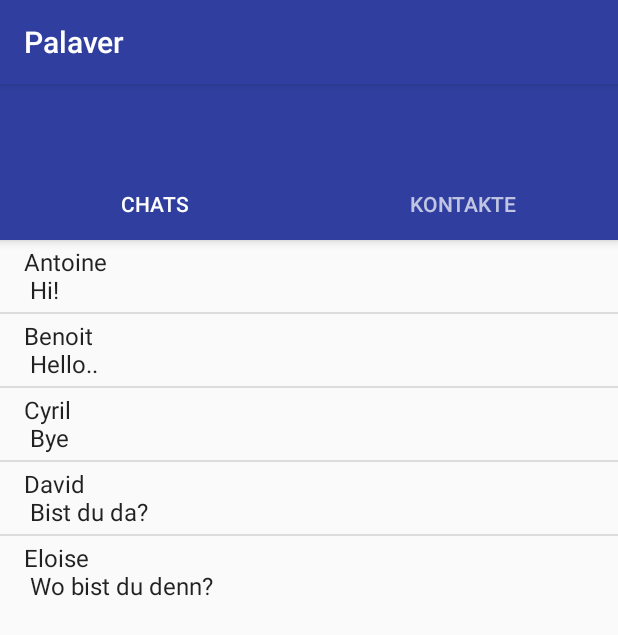
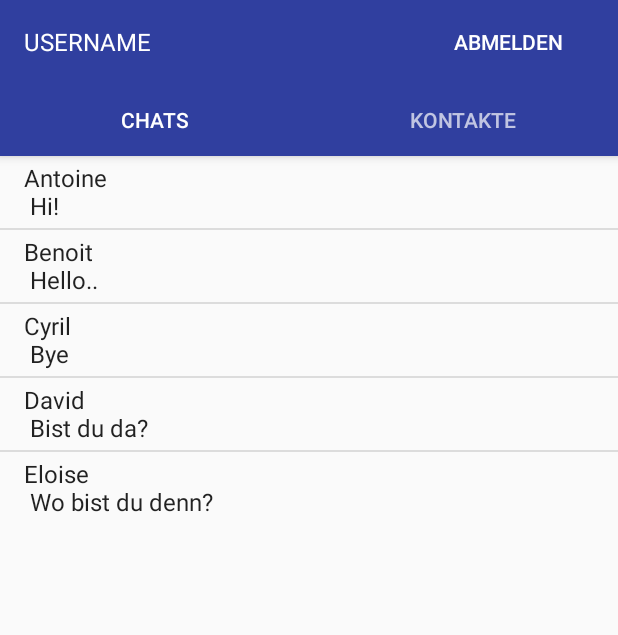
Before and after one commit to wakeugit/palaver, an Android app: the PalaverMainActivity screen opened directly, with no data from a screen before it, on a phone screen of 412 x 824 dp. Shown: the top 635 px of the screen. Run offline under Robolectric (Android 15) with nearby library versions, the phone set to English and light mode, and no system bars; 1 statement that could not run was skipped.

Commit message:
Login + Abmelden Jetzt funktioniert auch die Checkbox. Abmledebutton eingefügt. Oben dieses Palaver Title Bar weggemacht

```diff
--- a/app/src/main/java/mobile/paluno/de/palaver/controller/PalaverMainActivity.java
+++ b/app/src/main/java/mobile/paluno/de/palaver/controller/PalaverMainActivity.java
@@ -1,6 +1,7 @@
 package mobile.paluno.de.palaver.controller;
 
 import android.content.Context;
+import android.content.Intent;
 import android.content.SharedPreferences;
 import android.os.AsyncTask;
 import android.support.design.widget.TabLayout;
@@ -21,7 +22,9 @@ import android.view.MenuItem;
 import android.view.View;
 import android.view.ViewGroup;
 
+import android.widget.Button;
 import android.widget.TextView;
+import android.widget.Toast;
 
 import mobile.paluno.de.palaver.R;
 
@@ -32,11 +35,18 @@ public class PalaverMainActivity extends AppCompatActivity {
 
     private ViewPager mViewPager;
 
+    //Speichern und übergeben von Daten an andere Aktivitäten
+    private SharedPreferences sharedPreferences;
+    private SharedPreferences.Editor editor;
+
+    //Ist der Button Abmelden gedrückt worden?
+    //Dafür da, damit onPause nicht MainLaden auf true setzt
+    private Boolean checkAbmelden = false;
+
     @Override
     protected void onCreate(Bundle savedInstanceState) {
         super.onCreate(savedInstanceState);
         setContentView(R.layout.activity_palaver_main);
-        Log.d(TAG, "onCreate: Starting.");
 
         mSectionsPageAdapter = new SectionsPageAdapter(getSupportFragmentManager());
         // set up the view pager with the sections adapter
@@ -46,10 +56,17 @@ public class PalaverMainActivity extends AppCompatActivity {
         TabLayout tabLayout = (TabLayout) findViewById(R.id.tabs);
         tabLayout.setupWithViewPager(mViewPager);
 
-        String userName = getIntent().getStringExtra("Username").toUpperCase();
-        TextView t = (TextView)findViewById(R.id.tbUsername);
-        t.setText(userName);
-
+        Button btAbmelden = (Button) findViewById(R.id.btAbmelden);
+        btAbmelden.setOnClickListener(new View.OnClickListener() {
+            @Override
+            public void onClick(View v) {
+                abmelden();
+                checkAbmelden = true;
+                Intent intent = new Intent(PalaverMainActivity.this, PalaverLoginActivity.class);
+                startActivity(intent);
+                finish();
+            }
+        });
 
         //Der Kontakt Hinzufügen Button, soll nur im Kontakte Tab zu sehen sein
         final FloatingActionButton addContact=(FloatingActionButton)findViewById(R.id.addContact);
@@ -66,18 +83,53 @@ public class PalaverMainActivity extends AppCompatActivity {
     }
 
     @Override
-    protected void onPause() {
-        super.onPause();
+    protected void onResume() {
+        sharedPreferences = getSharedPreferences("login", MODE_PRIVATE);
+        editor = sharedPreferences.edit();
+
+        String userName = sharedPreferences.getString("Username", null);
+        TextView t = (TextView)findViewById(R.id.tbUsername);
+        t.setText(userName.toUpperCase());
+
+        super.onResume();
     }
 
     @Override
-    protected void onResume() {
-        super.onResume();
+    protected void onPause() {
+        super.onPause();
+        if(!checkAbmelden) {
+            editor.putBoolean("MainLaden", true);
+            editor.commit();
+        }
+
+//        Toast.makeText(PalaverMainActivity.this, "onPause()", Toast.LENGTH_LONG).show();
     }
 
     @Override
     protected void onStop() {
         super.onStop();
+//        Toast.makeText(PalaverMainActivity.this, "onStop()", Toast.LENGTH_LONG).show();
+    }
+
+    @Override
+    protected void onDestroy() {
+        super.onDestroy();
+        if(!sharedPreferences.getBoolean("Checked", false)){
+            abmelden();
+        }
+//        Toast.makeText(PalaverMainActivity.this, "onDestroy()", Toast.LENGTH_LONG).show();
+    }
+
+    @Override
+    public void onBackPressed() {
+        moveTaskToBack(true);
+        super.onBackPressed();
+    }
+
+    //Löschen der gespeicherten Daten
+    private  void abmelden(){
+        editor.clear();
+        editor.commit();
     }
 
     private void setupViewPager(ViewPager viewPager){
--- a/app/src/main/res/layout/activity_palaver_main.xml
+++ b/app/src/main/res/layout/activity_palaver_main.xml
@@ -1,10 +1,10 @@
 <?xml version="1.0" encoding="utf-8"?>
-<android.support.design.widget.CoordinatorLayout
-    xmlns:android="http://schemas.android.com/apk/res/android"
+<android.support.design.widget.CoordinatorLayout xmlns:android="http://schemas.android.com/apk/res/android"
     xmlns:app="http://schemas.android.com/apk/res-auto"
     xmlns:tools="http://schemas.android.com/tools"
     android:id="@+id/main_content"
     android:layout_width="match_parent"
+
     android:layout_height="match_parent"
     android:fitsSystemWindows="true"
     tools:context="mobile.paluno.de.palaver.controller.PalaverMainActivity">
@@ -23,15 +23,37 @@
             app:layout_scrollFlags="scroll|enterAlways"
             app:popupTheme="@style/AppTheme.PopupOverlay">
 
+            <RelativeLayout
+                android:layout_width="wrap_content"
+                android:layout_height="wrap_content">
+
                 <android.support.v7.widget.AppCompatTextView
                     android:id="@+id/tbUsername"
-                android:layout_width="match_parent"
+                    android:layout_width="250dp"
                     android:layout_height="wrap_content"
+                    android:layout_alignParentLeft="true"
+                    android:layout_alignParentStart="true"
+                    android:layout_alignParentTop="true"
+                    android:fontFamily="sanf-serif-medium"
                     android:text="username"
                     android:textAlignment="viewStart"
                     android:textColor="@android:color/white"
-                android:textSize="22sp"
-                app:textAllCaps="false" />
+                    android:textSize="16sp"
+                    app:textAllCaps="true" />
+
+                <Button
+                    android:id="@+id/btAbmelden"
+                    android:layout_width="wrap_content"
+                    android:layout_height="wrap_content"
+                    android:layout_alignBottom="@+id/tbUsername"
+                    android:layout_alignParentRight="true"
+                    android:layout_centerHorizontal="true"
+                    android:layout_toRightOf="@+id/tbUsername"
+                    android:background="@null"
+                    android:text="Abmelden" />
+
+            </RelativeLayout>
+
 
         </android.support.v7.widget.Toolbar>
 
```
Also changed, not shown: app/src/main/AndroidManifest.xml (+8 -9 lines), app/src/main/java/mobile/paluno/de/palaver/controller/PalaverLoginActivity.java (+35 -12 lines), app/src/main/res/layout/activity_palaver_login.xml (+8 -10 lines). Lines whose indentation alone changed are shown as unchanged.
